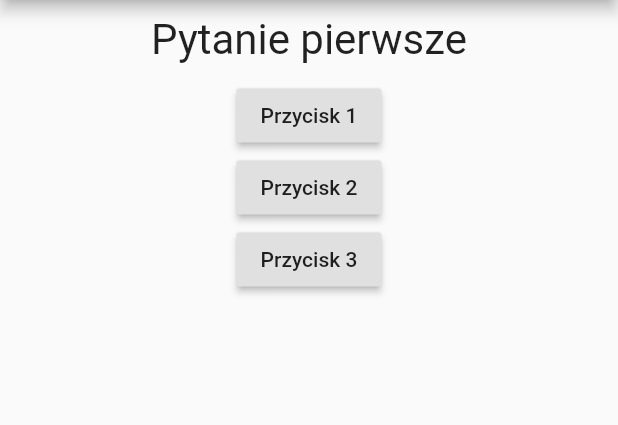
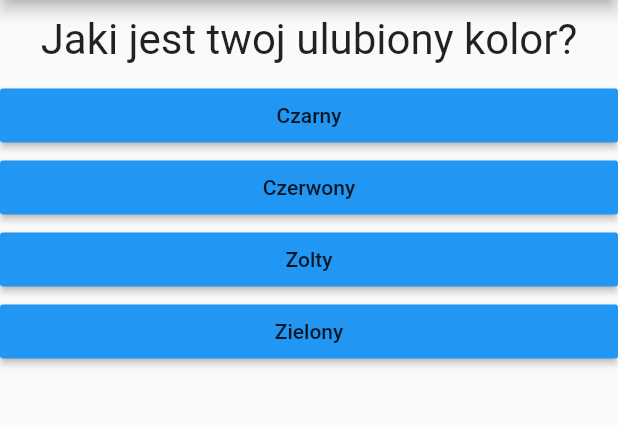
Before and after one commit to Eyzo280/FirstAppFlutter, a Flutter app: the screen it shows after launch, on a phone screen of 412 x 824 dp, the part 84-509 px from its top. Run offline on Flutter 3.47's test engine with Material 2 defaults, Android fonts, the phone set to English and light mode, and no system bars.

Commit message:
ResultScore

```diff
--- /dev/null
+++ b/lib/answer.dart
@@ -0,0 +1,20 @@
+import 'package:flutter/material.dart';
+
+class Answer extends StatelessWidget {
+  final Function selectHandler;
+  final String answerText;
+
+  Answer(this.selectHandler, this.answerText);
+
+  @override
+  Widget build(BuildContext context) {
+    return Container(
+      width: double.infinity,
+      child: RaisedButton(
+        color: Colors.blue,
+        child: Text(answerText),
+        onPressed: selectHandler,
+      ),
+    );
+  }
+}
--- a/lib/main.dart
+++ b/lib/main.dart
@@ -1,6 +1,9 @@
+import 'package:first_app/quiz.dart';
+import 'package:first_app/result.dart';
 import 'package:flutter/material.dart';
 
 import 'package:first_app/question.dart'; // or import './question.dart';
+import 'package:first_app/answer.dart';
 
 void main() => runApp(MyApp());
 
@@ -13,45 +16,67 @@ class MyApp extends StatefulWidget {
 }
 
 class _MyAppState extends State<MyApp> {
+  static const _questions = [
+    {
+      'questionText': 'Jaki jest twoj ulubiony kolor?',
+      'answers': [
+        {'text': 'Czarny', 'score': 10},
+        {'text': 'Czerwony', 'score': 5},
+        {'text': 'Zolty', 'score': 3},
+        {'text': 'Zielony', 'score': 1}
+      ],
+    },
+    {
+      'questionText': 'Jakie jest twoje ulubione zwierze?',
+      'answers': [
+        {'text': 'Pies', 'score': 10},
+        {'text': 'Kot', 'score': 5},
+        {'text': 'Lew', 'score': 3},
+        {'text': 'Tygrys', 'score': 1}
+      ],
+    },
+    {
+      'questionText': 'Jaka aplikacje bys zrobil?',
+      'answers': [
+        {'text': 'Pierwsza', 'score': 10},
+        {'text': 'Druga', 'score': 5},
+        {'text': 'Trzecia', 'score': 3},
+        {'text': 'Czwarta', 'score': 1}
+      ],
+    },
+  ];
+
   var _questionsIndex = 0;
+  var _totalScore = 0;
 
-  void _answerQuestion() {
+  void _answerQuestion(int score) {
+    _totalScore = _totalScore + score;
+
     setState(() {
       _questionsIndex = _questionsIndex + 1;
     });
 
     print(_questionsIndex);
+    if (_questionsIndex < _questions.length) {
+      print('Nastepne pytanie.');
+    } else {
+      print('Nie ma nastepnego pytania.');
+    }
   }
 
   @override
   Widget build(BuildContext context) {
-    var questions = ['Pytanie pierwsze', 'Pytanie drugie', 'Pytanie trzecie'];
     return MaterialApp(
       home: Scaffold(
         appBar: AppBar(
           title: Text('My first app'),
         ),
-        body: Column(
-          children: [
-            Question(
-              questions[_questionsIndex],
-            ),
-            RaisedButton(
-              child: Text('Przycisk 1'),
-              onPressed: _answerQuestion,
-            ),
-            RaisedButton(
-              child: Text('Przycisk 2'),
-              onPressed: () => print('Answer Chosen 2'),
-            ),
-            RaisedButton(
-              child: Text('Przycisk 3'),
-              onPressed: () {
-                print('Answer Chosen 3');
-              },
-            ),
-          ],
-        ),
+        body: _questionsIndex < _questions.length
+            ? Quiz(
+                questions: _questions,
+                answerQuestion: _answerQuestion,
+                questionsIndex: _questionsIndex)
+            : Result(_totalScore),
       ),
     );
   }
--- /dev/null
+++ b/lib/quiz.dart
@@ -0,0 +1,29 @@
+import 'package:flutter/material.dart';
+
+import './answer.dart';
+import './question.dart';
+
+class Quiz extends StatelessWidget {
+  final List<Map<String, Object>> questions;
+  final Function answerQuestion;
+  final int questionsIndex;
+
+  Quiz({
+    @required this.questions,
+    @required this.answerQuestion,
+    @required this.questionsIndex,
+  });
+  @override
+  Widget build(BuildContext context) {
+    return Column(
+      children: [
+        Question(
+          questions[questionsIndex]['questionText'],
+        ),
+        ...(questions[questionsIndex]['answers'] as List<Map<String, Object>>).map((answer) {
+          return Answer(() => answerQuestion(answer['score']), answer['text']);
+        }).toList()
+      ],
+    );
+  }
+}
```
Also changed, not shown: lib/result.dart (added, +28 -0 lines).
